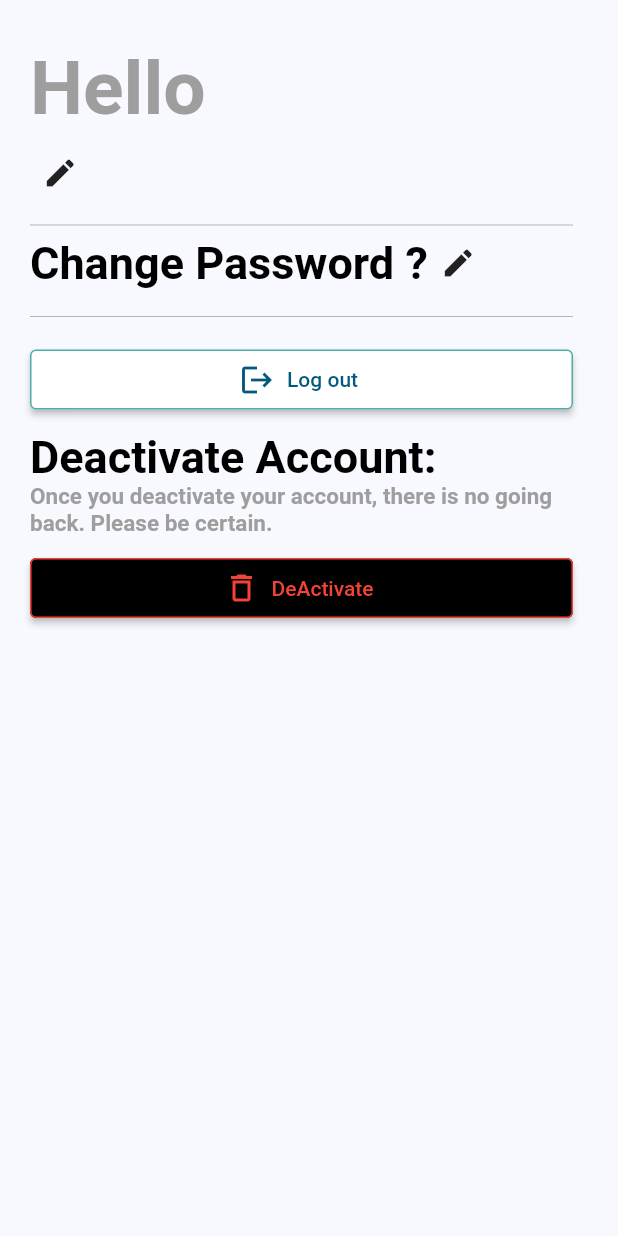
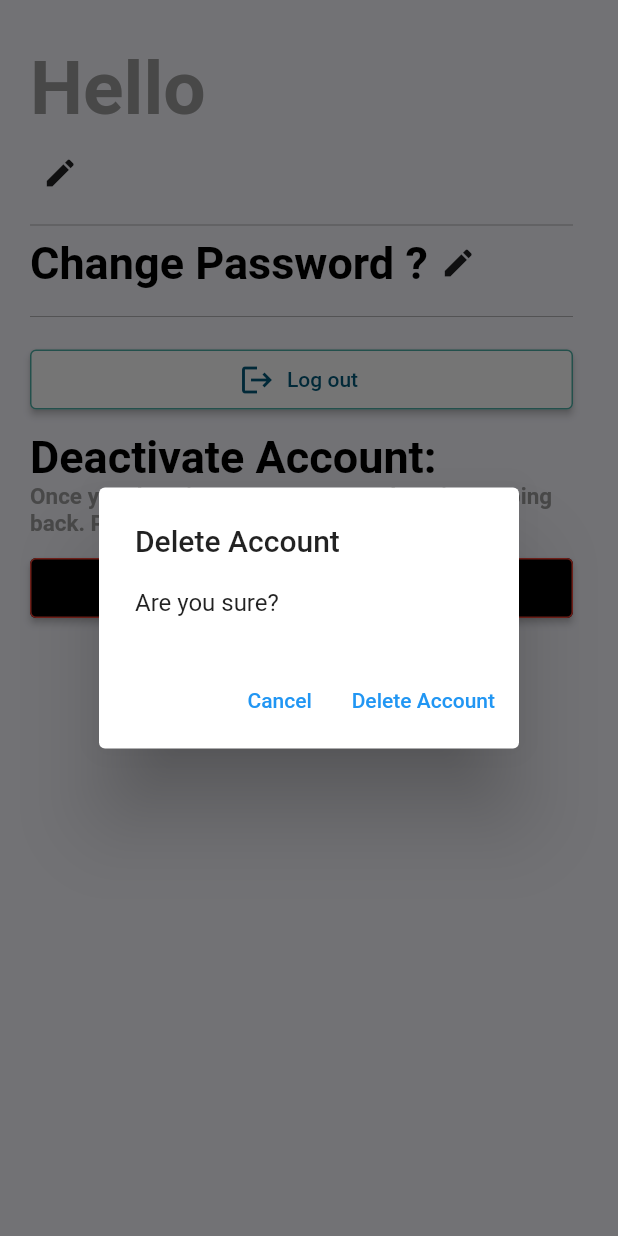
Before and after one commit to Prathamkumar18/SteadyStreak, a Flutter app: the ProfileScreen screen opened directly with empty values, after a tap on "DeActivate", on a phone screen of 412 x 824 dp. Run offline on Flutter 3.47's test engine with Material 2 defaults, Android fonts, the phone set to English and light mode, and no system bars; our stand-ins replace google_fonts, jwt_decoder, persistent_bottom_nav_bar, shared_preferences, shimmer, syncfusion_flutter_charts; accounts and stored records are empty; network calls fail; Roboto replaces fonts that are missing (Gabriela).

Commit message:
deleteAccount

```diff
--- a/lib/screens/profile_screen.dart
+++ b/lib/screens/profile_screen.dart
@@ -82,20 +82,7 @@ class _ProfileScreenState extends State<ProfileScreen> {
     await preferences.remove(email);
   }
 
-  Future<void> deleteUserAccount() async {
-    final apiUrl = '$deleteAccount/${widget.email}';
-    final response = await http.delete(Uri.parse(apiUrl));
-    if (response.statusCode == 200) {
-      deleteSharedPreferences(widget.email);
-      Navigator.push(
-        context,
-        MaterialPageRoute(builder: (context) => LoginScreen()),
-      );
-      print('Account deleted successfully');
-    } else {
-      print('Failed to delete account');
-    }
-  }
+  Future<void> deleteUserAccount() async {}
 
   @override
   void initState() {
@@ -224,7 +211,45 @@ class _ProfileScreenState extends State<ProfileScreen> {
                           backgroundColor: MaterialStateColor.resolveWith(
                               (states) => black)),
                       onPressed: () {
-                        deleteUserAccount();
+                        showDialog(
+                          context: context,
+                          builder: (BuildContext context) {
+                            return AlertDialog(
+                              title: Text('Delete Account'),
+                              content: Text('Are you sure?'),
+                              actions: <Widget>[
+                                TextButton(
+                                  onPressed: () {
+                                    Navigator.of(context).pop();
+                                  },
+                                  child: Text('Cancel'),
+                                ),
+                                TextButton(
+                                  onPressed: () async {
+                                    final apiUrl =
+                                        '$deleteAccount/${widget.email}';
+                                    final response =
+                                        await http.delete(Uri.parse(apiUrl));
+                                    if (response.statusCode == 200) {
+                                      final preferences =
+                                          await SharedPreferences.getInstance();
+                                      preferences.remove(widget.email);
+                                      Navigator.of(context).pushReplacement(
+                                        MaterialPageRoute(
+                                          builder: (context) => LoginScreen(),
+                                        ),
+                                      );
+                                      print('Account deleted successfully');
+                                    } else {
+                                      print('Failed to delete account');
+                                    }
+                                  },
+                                  child: Text('Delete Account'),
+                                ),
+                              ],
+                            );
+                          },
+                        );
                       },
                       icon: Icon(
                         Icons.delete_outline,
```
